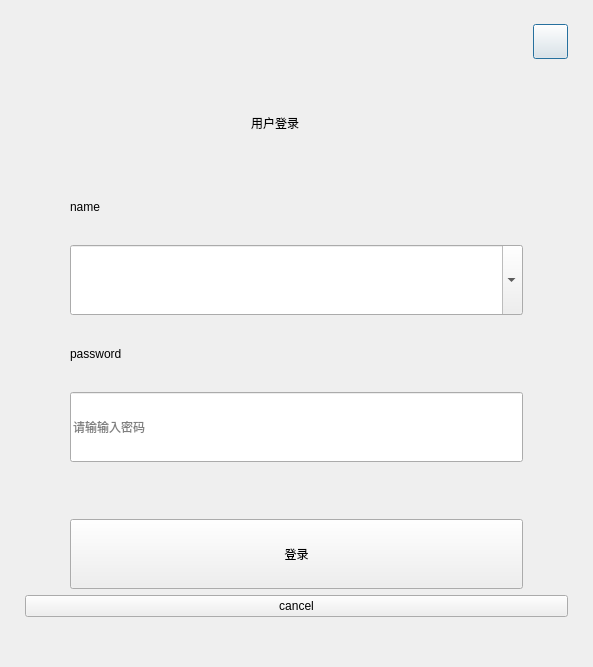
First picture: the form in mlogindlg.ui, repository yuanjinxin123/shenglei, before the edit.
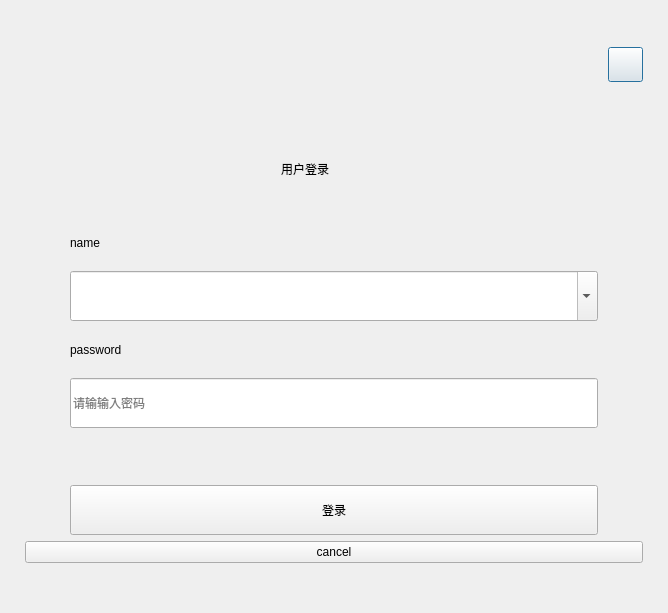
Second picture: the form after the edit.

What changed in the file:
```diff
--- a/mlogindlg.ui
+++ b/mlogindlg.ui
@@ -6,8 +6,8 @@
    <rect>
     <x>0</x>
     <y>0</y>
-    <width>593</width>
-    <height>667</height>
+    <width>668</width>
+    <height>613</height>
    </rect>
   </property>
   <property name="sizePolicy">
@@ -75,8 +75,8 @@
         <widget class="QLabel" name="labelLogoName">
          <property name="minimumSize">
           <size>
-           <width>280</width>
-           <height>70</height>
+           <width>200</width>
+           <height>50</height>
           </size>
          </property>
          <property name="maximumSize">
@@ -242,7 +242,7 @@
        <property name="minimumSize">
         <size>
          <width>0</width>
-         <height>65</height>
+         <height>45</height>
         </size>
        </property>
        <property name="maximumSize">
@@ -270,7 +270,7 @@
        <property name="minimumSize">
         <size>
          <width>0</width>
-         <height>70</height>
+         <height>50</height>
         </size>
        </property>
        <property name="maximumSize">
@@ -295,7 +295,7 @@
        <property name="minimumSize">
         <size>
          <width>0</width>
-         <height>65</height>
+         <height>45</height>
         </size>
        </property>
        <property name="maximumSize">
@@ -323,7 +323,7 @@
        <property name="minimumSize">
         <size>
          <width>0</width>
-         <height>70</height>
+         <height>50</height>
         </size>
        </property>
        <property name="maximumSize">
@@ -373,7 +373,7 @@
        <property name="minimumSize">
         <size>
          <width>0</width>
-         <height>70</height>
+         <height>50</height>
         </size>
        </property>
        <property name="maximumSize">
```
